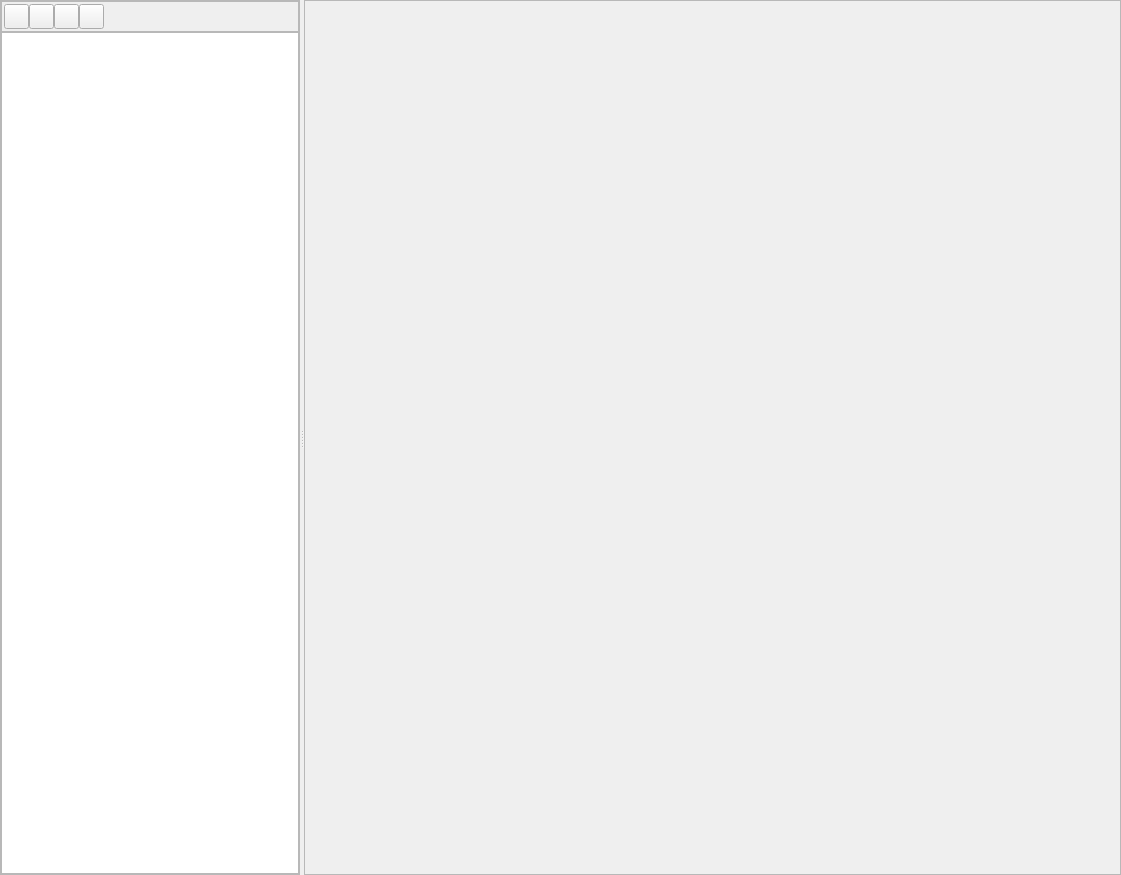
Old version of the form resources/ui/widget/tab/profile/tab_profile.ui in the repository afri-bit/conan-guide.
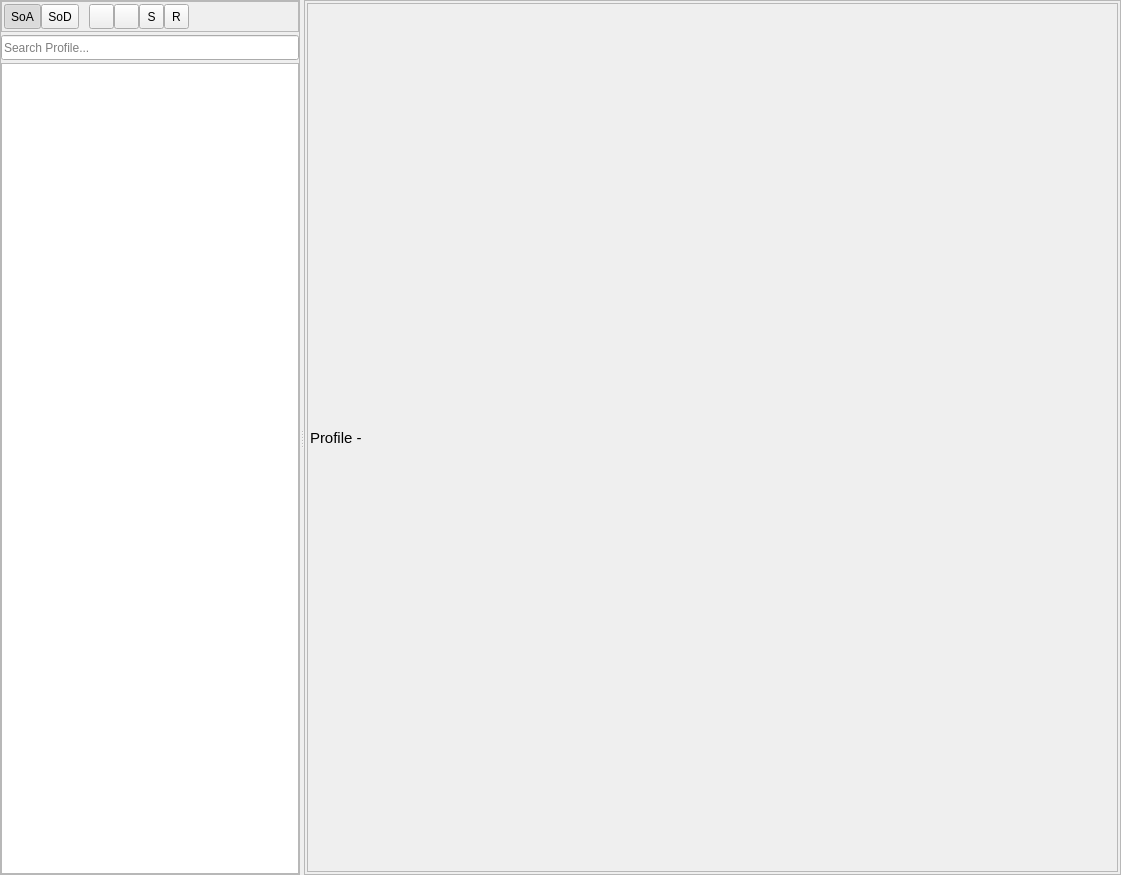
New version of the form. Icons and pictures are not drawn.

Commit message: Implemented simple sort and filter functionality for conan profile list

```diff
--- a/resources/ui/widget/tab/profile/tab_profile.ui
+++ b/resources/ui/widget/tab/profile/tab_profile.ui
@@ -49,7 +49,7 @@
       </property>
       <layout class="QVBoxLayout" name="verticalLayout_2">
        <property name="spacing">
-        <number>0</number>
+        <number>3</number>
        </property>
        <property name="leftMargin">
         <number>0</number>
@@ -87,6 +87,60 @@
           <property name="bottomMargin">
            <number>2</number>
           </property>
+          <item>
+           <widget class="QToolButton" name="toolButtonSortAscending">
+            <property name="minimumSize">
+             <size>
+              <width>25</width>
+              <height>25</height>
+             </size>
+            </property>
+            <property name="text">
+             <string>SoA</string>
+            </property>
+            <property name="checkable">
+             <bool>true</bool>
+            </property>
+            <property name="checked">
+             <bool>true</bool>
+            </property>
+            <property name="autoRaise">
+             <bool>false</bool>
+            </property>
+           </widget>
+          </item>
+          <item>
+           <widget class="QToolButton" name="toolButtonSortDescending">
+            <property name="minimumSize">
+             <size>
+              <width>25</width>
+              <height>25</height>
+             </size>
+            </property>
+            <property name="text">
+             <string>SoD</string>
+            </property>
+            <property name="checkable">
+             <bool>true</bool>
+            </property>
+           </widget>
+          </item>
+          <item>
+           <spacer name="horizontalSpacer_4">
+            <property name="orientation">
+             <enum>Qt::Horizontal</enum>
+            </property>
+            <property name="sizeType">
+             <enum>QSizePolicy::Fixed</enum>
+            </property>
+            <property name="sizeHint" stdset="0">
+             <size>
+              <width>10</width>
+              <height>20</height>
+             </size>
+            </property>
+           </spacer>
+          </item>
           <item>
            <widget class="QToolButton" name="toolButtonProfileAdd">
             <property name="minimumSize">
@@ -130,11 +184,7 @@
              </size>
             </property>
             <property name="text">
-             <string/>
-            </property>
-            <property name="icon">
-             <iconset resource="../../../../resources.qrc">
-              <normaloff>:/icon/light/remove.png</normaloff>:/icon/light/remove.png</iconset>
+             <string>S</string>
             </property>
            </widget>
           </item>
@@ -147,11 +197,7 @@
              </size>
             </property>
             <property name="text">
-             <string/>
-            </property>
-            <property name="icon">
-             <iconset resource="../../../../resources.qrc">
-              <normaloff>:/icon/light/remove.png</normaloff>:/icon/light/remove.png</iconset>
+             <string>R</string>
             </property>
            </widget>
           </item>
@@ -171,6 +217,31 @@
          </layout>
         </widget>
        </item>
+       <item>
+        <widget class="QLineEdit" name="lineEditSearchProfile">
+         <property name="minimumSize">
+          <size>
+           <width>0</width>
+           <height>25</height>
+          </size>
+         </property>
+         <property name="whatsThis">
+          <string/>
+         </property>
+         <property name="frame">
+          <bool>true</bool>
+         </property>
+         <property name="echoMode">
+          <enum>QLineEdit::Normal</enum>
+         </property>
+         <property name="cursorPosition">
+          <number>0</number>
+         </property>
+         <property name="placeholderText">
+          <string>Search Profile...</string>
+         </property>
+        </widget>
+       </item>
        <item>
         <widget class="QSplitter" name="splitter">
          <property name="orientation">
@@ -220,6 +291,75 @@
        <property name="bottomMargin">
         <number>2</number>
        </property>
+       <item>
+        <widget class="QFrame" name="frame">
+         <property name="frameShape">
+          <enum>QFrame::StyledPanel</enum>
+         </property>
+         <property name="frameShadow">
+          <enum>QFrame::Raised</enum>
+         </property>
+         <layout class="QHBoxLayout" name="horizontalLayout_2">
+          <property name="spacing">
+           <number>5</number>
+          </property>
+          <property name="leftMargin">
+           <number>2</number>
+          </property>
+          <property name="topMargin">
+           <number>2</number>
+          </property>
+          <property name="rightMargin">
+           <number>2</number>
+          </property>
+          <property name="bottomMargin">
+           <number>2</number>
+          </property>
+          <item>
+           <widget class="QLabel" name="label">
+            <property name="font">
+             <font>
+              <pointsize>11</pointsize>
+             </font>
+            </property>
+            <property name="text">
+             <string>Profile -</string>
+            </property>
+           </widget>
+          </item>
+          <item>
+           <widget class="QLabel" name="labelProfileName">
+            <property name="font">
+             <font>
+              <pointsize>11</pointsize>
+              <weight>75</weight>
+              <bold>true</bold>
+             </font>
+            </property>
+            <property name="frameShape">
+             <enum>QFrame::NoFrame</enum>
+            </property>
+            <property name="text">
+             <string/>
+            </property>
+           </widget>
+          </item>
+          <item>
+           <spacer name="horizontalSpacer">
+            <property name="orientation">
+             <enum>Qt::Horizontal</enum>
+            </property>
+            <property name="sizeHint" stdset="0">
+             <size>
+              <width>40</width>
+              <height>20</height>
+             </size>
+            </property>
+           </spacer>
+          </item>
+         </layout>
+        </widget>
+       </item>
       </layout>
      </widget>
     </widget>
```
Left out of the diff: 12 changed lines with no effect on the pictures. The commit also changes 3 other files.
